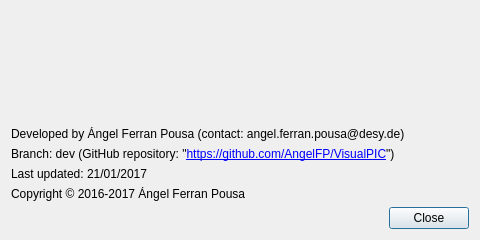
Old version of the form VisualPIC/Views/aboutWindow.ui in the repository AngelFP/VisualPIC.
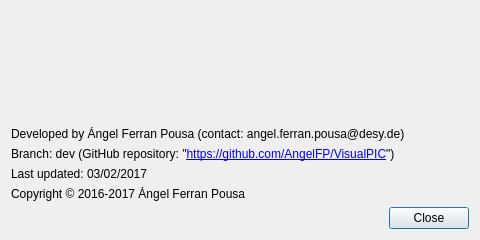
New version of the form. Icons and pictures are not drawn.

The edit to the form file:
```diff
--- a/VisualPIC/Views/aboutWindow.ui
+++ b/VisualPIC/Views/aboutWindow.ui
@@ -102,7 +102,7 @@
    <item>
     <widget class="QLabel" name="label_3">
      <property name="text">
-      <string>Last updated: 21/01/2017</string>
+      <string>Last updated: 03/02/2017</string>
      </property>
     </widget>
    </item>
```
